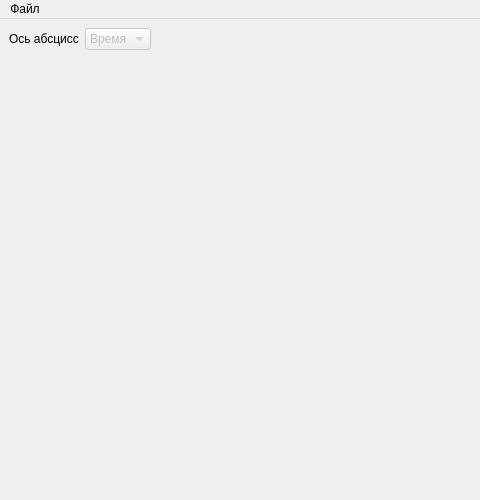
This is assets/MainWindow.ui in ioyurev/fusion-analysis as Qt 5 draws it before an edit; both pictures show x 0 to 480 and y 0 to 500 of the 900 by 500 pixel window. The edited form follows.
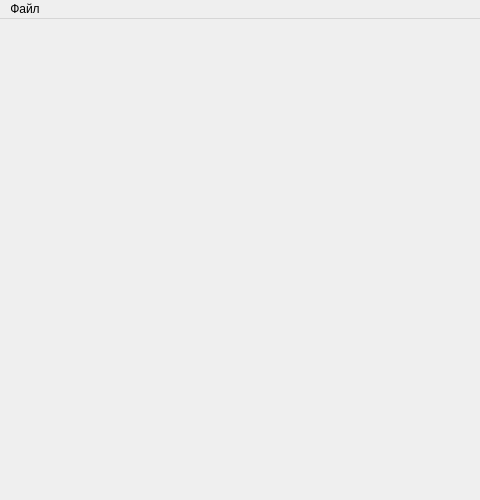
This is the edited form. Icons and pictures are not drawn.

The edit to the form file:
```diff
--- a/assets/MainWindow.ui
+++ b/assets/MainWindow.ui
@@ -20,32 +20,8 @@
   <widget class="QWidget" name="centralwidget">
    <layout class="QGridLayout" name="gridLayout_2" columnstretch="0,0,0,1">
     <item row="0" column="0">
-     <layout class="QGridLayout" name="gridLayout" rowstretch="1,1,0">
-      <item row="0" column="0">
-       <widget class="QLabel" name="label">
-        <property name="text">
-         <string>Ось абсцисс</string>
-        </property>
-       </widget>
-      </item>
-      <item row="0" column="1">
-       <widget class="QComboBox" name="combobox_xaxis">
-        <property name="enabled">
-         <bool>false</bool>
-        </property>
-        <item>
-         <property name="text">
-          <string>Время</string>
-         </property>
-        </item>
-        <item>
-         <property name="text">
-          <string>Темп.</string>
-         </property>
-        </item>
-       </widget>
-      </item>
-      <item row="2" column="0">
+     <layout class="QGridLayout" name="gridLayout" rowstretch="1,0">
+      <item row="1" column="0">
        <spacer name="verticalSpacer">
         <property name="orientation">
          <enum>Qt::Vertical</enum>
```
Left out of the diff: 2 changed lines with no effect on the pictures.
